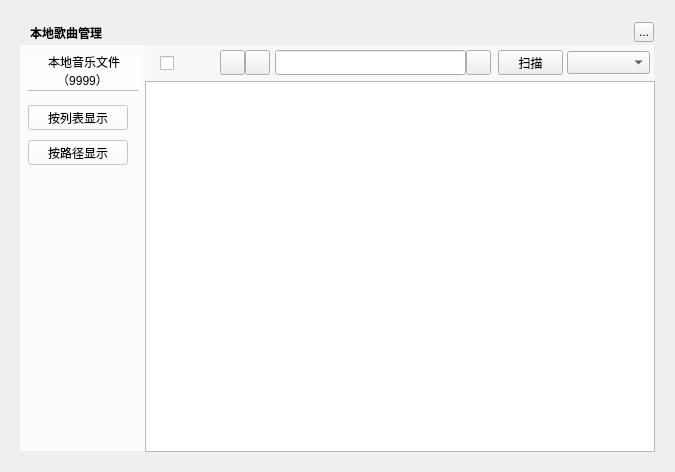
First picture: the form in musicUi/musicToolsetswidget/musiclocalsongsmanagerwidget.ui, repository Greedysky/TTKMusicPlayer, before the edit.
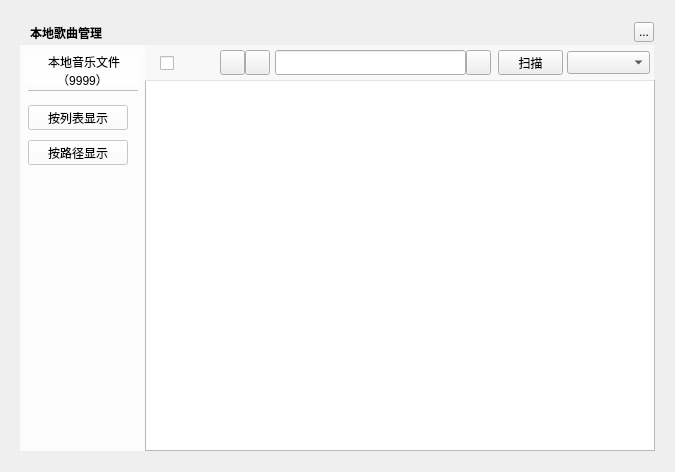
Second picture: the form after the edit. Icons and pictures are not drawn. Custom widgets are drawn as their Qt base class.

Diff of the .ui file:
```diff
--- a/musicUi/musicToolsetswidget/musiclocalsongsmanagerwidget.ui
+++ b/musicUi/musicToolsetswidget/musiclocalsongsmanagerwidget.ui
@@ -133,7 +133,7 @@
    <property name="geometry">
     <rect>
      <x>145</x>
-     <y>81</y>
+     <y>80</y>
      <width>510</width>
      <height>371</height>
     </rect>
```
